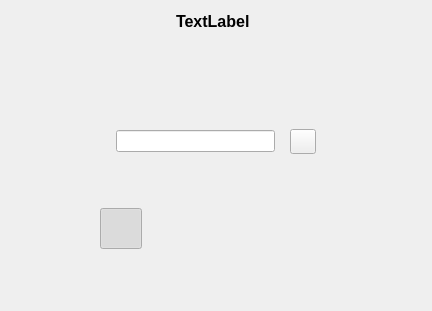
Old version of the form src/cameraOne/QvkCameraOneOptions.ui in the repository vkohaupt/vokoscreenNG.
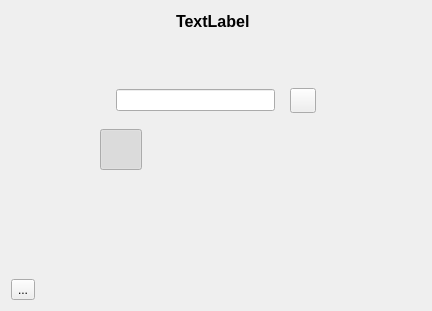
New version of the form. Icons and pictures are not drawn.

Commit message: X11 camera window

The edit to the form file:
```diff
--- a/src/cameraOne/QvkCameraOneOptions.ui
+++ b/src/cameraOne/QvkCameraOneOptions.ui
@@ -147,13 +147,30 @@
    </item>
    <item>
     <layout class="QGridLayout" name="gridLayout">
+     <property name="topMargin">
+      <number>10</number>
+     </property>
      <property name="horizontalSpacing">
       <number>20</number>
      </property>
      <property name="verticalSpacing">
       <number>10</number>
      </property>
-     <item row="1" column="1">
+     <item row="5" column="0">
+      <layout class="QHBoxLayout" name="horizontalLayout_6">
+       <item>
+        <widget class="QToolButton" name="toolButton">
+         <property name="text">
+          <string>...</string>
+         </property>
+        </widget>
+       </item>
+      </layout>
+     </item>
+     <item row="3" column="1">
+      <layout class="QHBoxLayout" name="horizontalLayout_5"/>
+     </item>
+     <item row="2" column="1">
       <layout class="QHBoxLayout" name="horizontalLayout_4">
        <property name="spacing">
         <number>20</number>
@@ -166,171 +183,7 @@
        </item>
       </layout>
      </item>
-     <item row="6" column="0" colspan="2">
-      <layout class="QHBoxLayout" name="horizontalLayout_17">
-       <property name="rightMargin">
-        <number>6</number>
-       </property>
-       <item>
-        <spacer name="horizontalSpacer_3">
-         <property name="orientation">
-          <enum>Qt::Orientation::Horizontal</enum>
-         </property>
-         <property name="sizeHint" stdset="0">
-          <size>
-           <width>40</width>
-           <height>20</height>
-          </size>
-         </property>
-        </spacer>
-       </item>
-       <item>
-        <widget class="QToolButton" name="toolButtonCameraOneMirrorVertical">
-         <property name="text">
-          <string notr="true"/>
-         </property>
-         <property name="icon">
-          <iconset resource="../screencast.qrc">
-           <normaloff>:/pictures/camera/flip-vertical-off.png</normaloff>
-           <normalon>:/pictures/camera/flip-vertical-on.png</normalon>:/pictures/camera/flip-vertical-off.png</iconset>
-         </property>
-         <property name="iconSize">
-          <size>
-           <width>34</width>
-           <height>34</height>
-          </size>
-         </property>
-         <property name="checkable">
-          <bool>true</bool>
-         </property>
-         <property name="autoRaise">
-          <bool>true</bool>
-         </property>
-        </widget>
-       </item>
-       <item>
-        <spacer name="horizontalSpacer_39">
-         <property name="orientation">
-          <enum>Qt::Orientation::Horizontal</enum>
-         </property>
-         <property name="sizeType">
-          <enum>QSizePolicy::Policy::Minimum</enum>
-         </property>
-         <property name="sizeHint" stdset="0">
-          <size>
-           <width>50</width>
-           <height>20</height>
-          </size>
-         </property>
-        </spacer>
-       </item>
-       <item>
-        <widget class="QToolButton" name="toolButtonCameraOneMirrorHorizontal">
-         <property name="text">
-          <string notr="true"/>
-         </property>
-         <property name="icon">
-          <iconset resource="../screencast.qrc">
-           <normaloff>:/pictures/camera/flip-horizontal-off.png</normaloff>
-           <normalon>:/pictures/camera/flip-horizontal-on.png</normalon>:/pictures/camera/flip-horizontal-off.png</iconset>
-         </property>
-         <property name="iconSize">
-          <size>
-           <width>34</width>
-           <height>34</height>
-          </size>
-         </property>
-         <property name="checkable">
-          <bool>true</bool>
-         </property>
-         <property name="autoRaise">
-          <bool>true</bool>
-         </property>
-        </widget>
-       </item>
-       <item>
-        <spacer name="horizontalSpacer_2">
-         <property name="orientation">
-          <enum>Qt::Orientation::Horizontal</enum>
-         </property>
-         <property name="sizeType">
-          <enum>QSizePolicy::Policy::Minimum</enum>
-         </property>
-         <property name="sizeHint" stdset="0">
-          <size>
-           <width>50</width>
-           <height>20</height>
-          </size>
-         </property>
-        </spacer>
-       </item>
-       <item>
-        <widget class="QToolButton" name="toolButtonCameraOneFramelessOnOff">
-         <property name="maximumSize">
-          <size>
-           <width>46</width>
-           <height>46</height>
-          </size>
-         </property>
-         <property name="text">
-          <string notr="true"/>
-         </property>
-         <property name="icon">
-          <iconset resource="../screencast.qrc">
-           <normaloff>:/pictures/camera/window-frameless-off.png</normaloff>:/pictures/camera/window-frameless-off.png</iconset>
-         </property>
-         <property name="iconSize">
-          <size>
-           <width>34</width>
-           <height>34</height>
-          </size>
-         </property>
-         <property name="shortcut">
-          <string notr="true"/>
-         </property>
-         <property name="checkable">
-          <bool>true</bool>
-         </property>
-         <property name="autoRaise">
-          <bool>true</bool>
-         </property>
-        </widget>
-       </item>
-       <item>
-        <spacer name="horizontalSpacer_9">
-         <property name="orientation">
-          <enum>Qt::Orientation::Horizontal</enum>
-         </property>
-         <property name="sizeHint" stdset="0">
-          <size>
-           <width>40</width>
-           <height>20</height>
-          </size>
-         </property>
-        </spacer>
-       </item>
-      </layout>
-     </item>
-     <item row="1" column="0">
-      <widget class="QLabel" name="label">
-       <property name="maximumSize">
-        <size>
-         <width>34</width>
-         <height>34</height>
-        </size>
-       </property>
-       <property name="text">
-        <string notr="true"/>
-       </property>
-       <property name="pixmap">
-        <pixmap resource="../screencast.qrc">:/pictures/camera/window-resize.png</pixmap>
-       </property>
-       <property name="scaledContents">
-        <bool>true</bool>
-       </property>
-      </widget>
-     </item>
-     <item row="2" column="0">
+     <item row="3" column="0">
       <widget class="QLabel" name="label_2">
        <property name="maximumSize">
         <size>
@@ -349,10 +202,29 @@
        </property>
       </widget>
      </item>
-     <item row="2" column="1">
-      <layout class="QHBoxLayout" name="horizontalLayout_5"/>
+     <item row="2" column="0">
+      <widget class="QLabel" name="label">
+       <property name="maximumSize">
+        <size>
+         <width>34</width>
+         <height>34</height>
+        </size>
+       </property>
+       <property name="text">
+        <string notr="true"/>
+       </property>
+       <property name="pixmap">
+        <pixmap resource="../screencast.qrc">:/pictures/camera/window-resize.png</pixmap>
+       </property>
+       <property name="scaledContents">
+        <bool>true</bool>
+       </property>
+      </widget>
      </item>
-     <item row="4" column="0" colspan="2">
+     <item row="5" column="1">
+      <layout class="QHBoxLayout" name="horizontalLayout_7"/>
+     </item>
+     <item row="0" column="0" colspan="2">
       <layout class="QHBoxLayout" name="horizontalLayout_65">
        <property name="rightMargin">
         <number>6</number>
@@ -504,6 +376,151 @@
        </item>
       </layout>
      </item>
+     <item row="1" column="0" colspan="2">
+      <layout class="QHBoxLayout" name="horizontalLayout_17">
+       <property name="rightMargin">
+        <number>6</number>
+       </property>
+       <item>
+        <spacer name="horizontalSpacer_3">
+         <property name="orientation">
+          <enum>Qt::Orientation::Horizontal</enum>
+         </property>
+         <property name="sizeHint" stdset="0">
+          <size>
+           <width>40</width>
+           <height>20</height>
+          </size>
+         </property>
+        </spacer>
+       </item>
+       <item>
+        <widget class="QToolButton" name="toolButtonCameraOneMirrorVertical">
+         <property name="text">
+          <string notr="true"/>
+         </property>
+         <property name="icon">
+          <iconset resource="../screencast.qrc">
+           <normaloff>:/pictures/camera/flip-vertical-off.png</normaloff>
+           <normalon>:/pictures/camera/flip-vertical-on.png</normalon>:/pictures/camera/flip-vertical-off.png</iconset>
+         </property>
+         <property name="iconSize">
+          <size>
+           <width>34</width>
+           <height>34</height>
+          </size>
+         </property>
+         <property name="checkable">
+          <bool>true</bool>
+         </property>
+         <property name="autoRaise">
+          <bool>true</bool>
+         </property>
+        </widget>
+       </item>
+       <item>
+        <spacer name="horizontalSpacer_39">
+         <property name="orientation">
+          <enum>Qt::Orientation::Horizontal</enum>
+         </property>
+         <property name="sizeType">
+          <enum>QSizePolicy::Policy::Minimum</enum>
+         </property>
+         <property name="sizeHint" stdset="0">
+          <size>
+           <width>50</width>
+           <height>20</height>
+          </size>
+         </property>
+        </spacer>
+       </item>
+       <item>
+        <widget class="QToolButton" name="toolButtonCameraOneMirrorHorizontal">
+         <property name="text">
+          <string notr="true"/>
+         </property>
+         <property name="icon">
+          <iconset resource="../screencast.qrc">
+           <normaloff>:/pictures/camera/flip-horizontal-off.png</normaloff>
+           <normalon>:/pictures/camera/flip-horizontal-on.png</normalon>:/pictures/camera/flip-horizontal-off.png</iconset>
+         </property>
+         <property name="iconSize">
+          <size>
+           <width>34</width>
+           <height>34</height>
+          </size>
+         </property>
+         <property name="checkable">
+          <bool>true</bool>
+         </property>
+         <property name="autoRaise">
+          <bool>true</bool>
+         </property>
+        </widget>
+       </item>
+       <item>
+        <spacer name="horizontalSpacer_2">
+         <property name="orientation">
+          <enum>Qt::Orientation::Horizontal</enum>
+         </property>
+         <property name="sizeType">
+          <enum>QSizePolicy::Policy::Minimum</enum>
+         </property>
+         <property name="sizeHint" stdset="0">
+          <size>
+           <width>50</width>
+           <height>20</height>
+          </size>
+         </property>
+        </spacer>
+       </item>
+       <item>
+        <widget class="QToolButton" name="toolButtonCameraOneFramelessOnOff">
+         <property name="maximumSize">
+          <size>
+           <width>46</width>
+           <height>46</height>
+          </size>
+         </property>
+         <property name="text">
+          <string notr="true"/>
+         </property>
+         <property name="icon">
+          <iconset resource="../screencast.qrc">
+           <normaloff>:/pictures/camera/window-frameless-off.png</normaloff>:/pictures/camera/window-frameless-off.png</iconset>
+         </property>
+         <property name="iconSize">
+          <size>
+           <width>34</width>
+           <height>34</height>
+          </size>
+         </property>
+         <property name="shortcut">
+          <string notr="true"/>
+         </property>
+         <property name="checkable">
+          <bool>true</bool>
+         </property>
+         <property name="autoRaise">
+          <bool>true</bool>
+         </property>
+        </widget>
+       </item>
+       <item>
+        <spacer name="horizontalSpacer_9">
+         <property name="orientation">
+          <enum>Qt::Orientation::Horizontal</enum>
+         </property>
+         <property name="sizeHint" stdset="0">
+          <size>
+           <width>40</width>
+           <height>20</height>
+          </size>
+         </property>
+        </spacer>
+       </item>
+      </layout>
+     </item>
     </layout>
    </item>
   </layout>
```
The commit also changes 4 other files.
